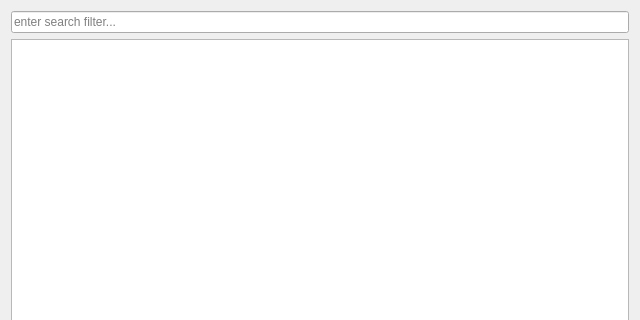
Qt form master/src/LocationDialog.ui (infolevishcoders-web/classwatch) before a commit; both pictures show x 0 to 640 and y 0 to 320 of the 640 by 480 pixel window.
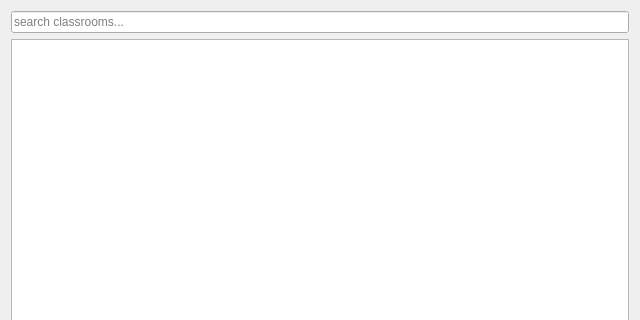
The same form after that commit.

What changed in the file:
```diff
--- a/master/src/LocationDialog.ui
+++ b/master/src/LocationDialog.ui
@@ -15,7 +15,7 @@
    <item row="0" column="1">
     <widget class="QLineEdit" name="filterLineEdit">
      <property name="placeholderText">
-      <string>enter search filter...</string>
+      <string>search classrooms...</string>
      </property>
     </widget>
    </item>
```
Left out of the diff: 2 changed lines with no effect on the pictures.
